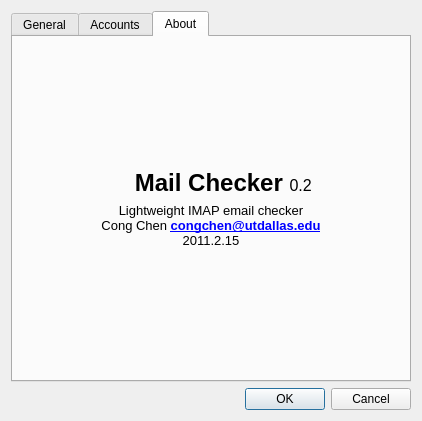
Old version of the form MailCheckerDlg.ui in the repository congchenutd/mailchecker.
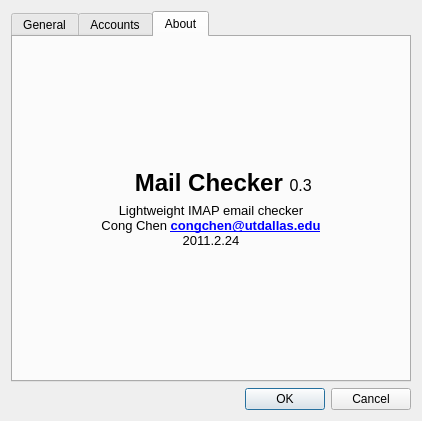
New version of the form. The open tabs and pages were chosen to show the change. Icons and pictures are not drawn. Custom widgets are drawn as their Qt base class.

Commit message: debug: crash when del

```diff
--- a/MailCheckerDlg.ui
+++ b/MailCheckerDlg.ui
@@ -474,7 +474,7 @@
 &lt;html&gt;&lt;head&gt;&lt;meta name=&quot;qrichtext&quot; content=&quot;1&quot; /&gt;&lt;style type=&quot;text/css&quot;&gt;
 p, li { white-space: pre-wrap; }
 &lt;/style&gt;&lt;/head&gt;&lt;body style=&quot; font-family:'MS Shell Dlg 2'; font-size:14pt; font-weight:600; font-style:normal;&quot;&gt;
-&lt;p align=&quot;center&quot; style=&quot; margin-top:0px; margin-bottom:0px; margin-left:0px; margin-right:0px; -qt-block-indent:0; text-indent:0px;&quot;&gt;&lt;span style=&quot; font-size:18pt;&quot;&gt; Mail Checker &lt;/span&gt;&lt;span style=&quot; font-size:12pt; font-weight:400;&quot;&gt;0.2&lt;/span&gt;&lt;/p&gt;&lt;/body&gt;&lt;/html&gt;</string>
+&lt;p align=&quot;center&quot; style=&quot; margin-top:0px; margin-bottom:0px; margin-left:0px; margin-right:0px; -qt-block-indent:0; text-indent:0px;&quot;&gt;&lt;span style=&quot; font-size:18pt;&quot;&gt; Mail Checker &lt;/span&gt;&lt;span style=&quot; font-size:12pt; font-weight:400;&quot;&gt;0.3&lt;/span&gt;&lt;/p&gt;&lt;/body&gt;&lt;/html&gt;</string>
            </property>
           </widget>
          </item>
@@ -509,7 +509,7 @@
 &lt;/style&gt;&lt;/head&gt;&lt;body style=&quot; font-family:'MS Shell Dlg 2'; font-size:14pt; font-weight:600; font-style:normal;&quot;&gt;
 &lt;p align=&quot;center&quot; style=&quot; margin-top:0px; margin-bottom:0px; margin-left:0px; margin-right:0px; -qt-block-indent:0; text-indent:0px;&quot;&gt;&lt;span style=&quot; font-size:10pt; font-weight:400;&quot;&gt;Lightweight IMAP email checker&lt;/span&gt;&lt;/p&gt;
 &lt;p align=&quot;center&quot; style=&quot; margin-top:0px; margin-bottom:0px; margin-left:0px; margin-right:0px; -qt-block-indent:0; text-indent:0px;&quot;&gt;&lt;span style=&quot; font-size:10pt; font-weight:400;&quot;&gt;Cong Chen &lt;/span&gt;&lt;a href=&quot;mailto:congchen@utdallas.edu&quot;&gt;&lt;span style=&quot; font-size:10pt; text-decoration: underline; color:#0000ff;&quot;&gt;congchen@utdallas.edu&lt;/span&gt;&lt;/a&gt;&lt;/p&gt;
-&lt;p align=&quot;center&quot; style=&quot; margin-top:0px; margin-bottom:0px; margin-left:0px; margin-right:0px; -qt-block-indent:0; text-indent:0px;&quot;&gt;&lt;span style=&quot; font-size:10pt; font-weight:400;&quot;&gt;2011.2.15&lt;/span&gt;&lt;/p&gt;&lt;/body&gt;&lt;/html&gt;</string>
+&lt;p align=&quot;center&quot; style=&quot; margin-top:0px; margin-bottom:0px; margin-left:0px; margin-right:0px; -qt-block-indent:0; text-indent:0px;&quot;&gt;&lt;span style=&quot; font-size:10pt; font-weight:400;&quot;&gt;2011.2.24&lt;/span&gt;&lt;/p&gt;&lt;/body&gt;&lt;/html&gt;</string>
          </property>
         </widget>
        </item>
```
The commit also changes 2 other files.
